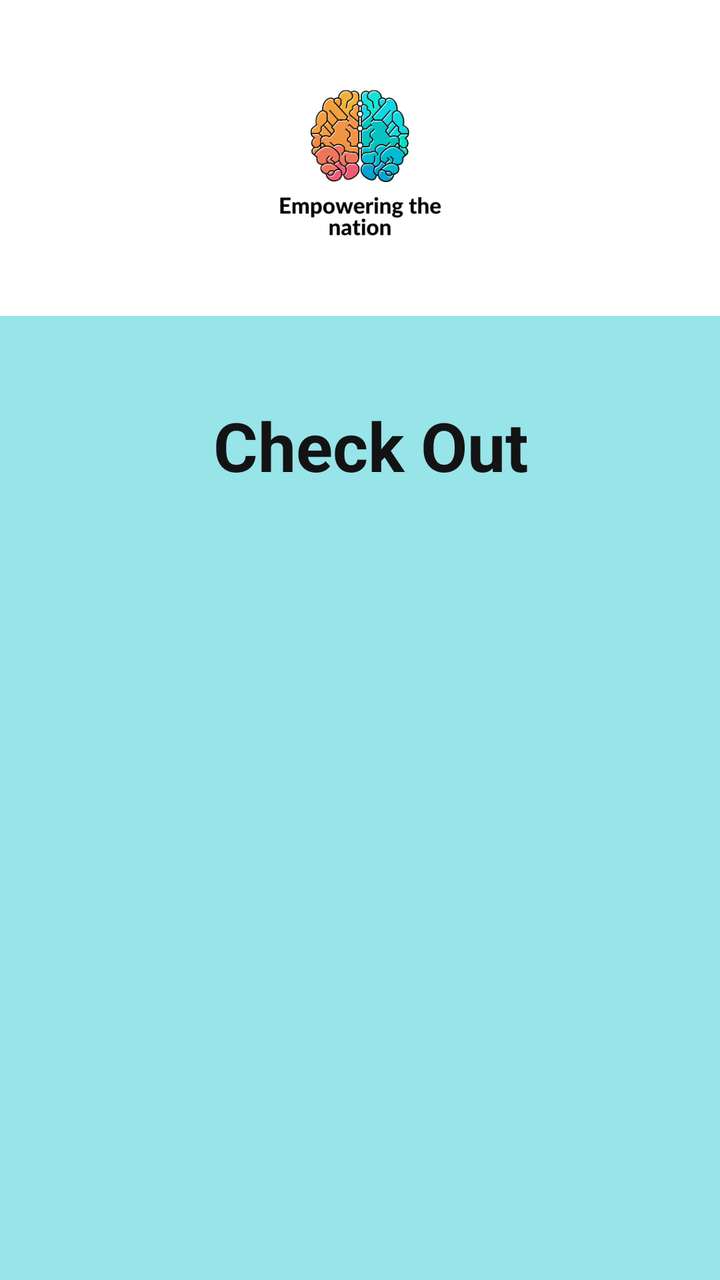
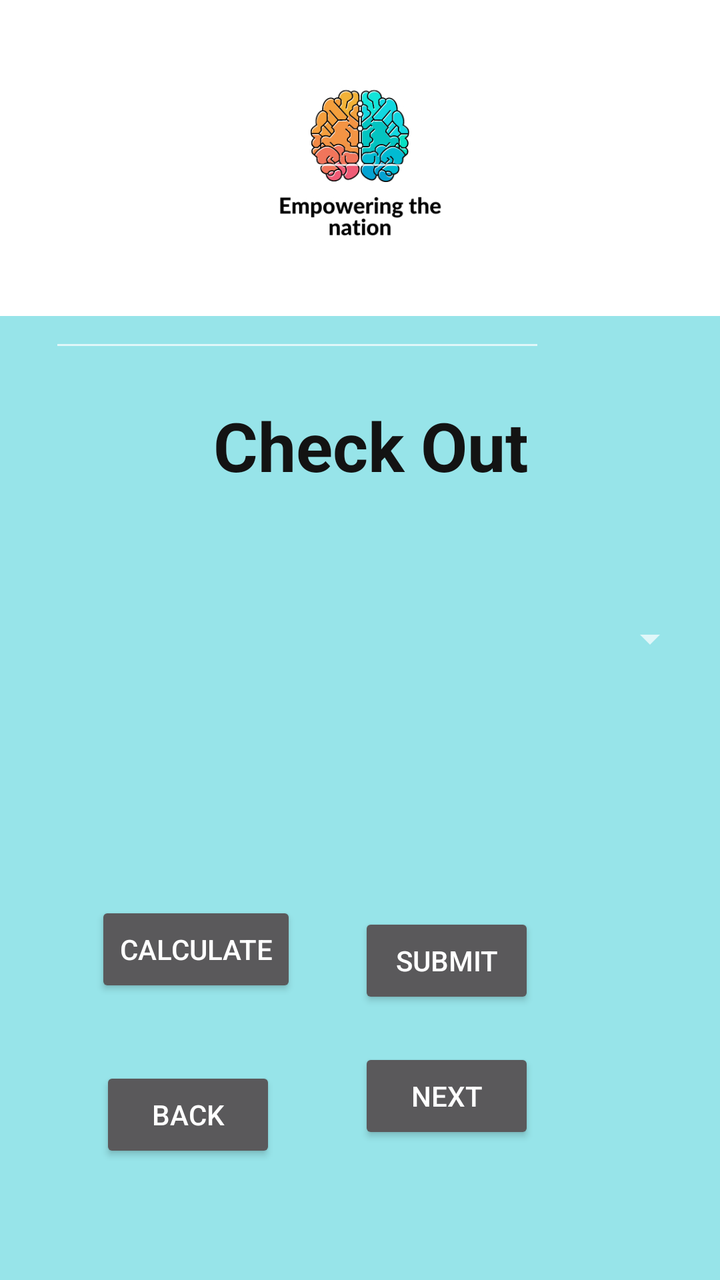

An Android layout rendered at two revisions. The XML below is the earlier revision; the diff shows what the commit changed to produce the second picture.
<!-- AndroidManifest.xml: application theme Theme.AppCompat -->
<!-- res/layout/fragment_checkout.xml -->
<?xml version="1.0" encoding="utf-8"?>
<FrameLayout xmlns:android="http://schemas.android.com/apk/res/android"
    xmlns:app="http://schemas.android.com/apk/res-auto"
    xmlns:tools="http://schemas.android.com/tools"
    android:layout_width="match_parent"
    android:layout_height="match_parent"
    android:background="#97e4e9"
    tools:context=".CheckoutFragment">

    
    <TextView
        android:id="@+id/textView"
        android:layout_width="211dp"
        android:layout_height="78dp"
        android:layout_marginLeft="80dp"
        android:layout_marginTop="200dp"
        android:text="Check Out"
        android:textAlignment="center"
        android:textColor="#131313"
        android:textSize="34sp"
        android:textStyle="bold" />

    <ImageView
        android:id="@+id/imageView2"
        android:layout_width="match_parent"
        android:layout_height="158dp"
        android:background="@color/white"
        android:src="@drawable/thumbnail_img_7280" />


</FrameLayout>
<!-- resources referenced by this layout -->
<resources>
  <color name="white">#FFFFFFFF</color>
  <!-- drawable thumbnail_img_7280: jpg bitmap (drawable, 73812 bytes) -->
</resources>

<!-- the commit's change to res/layout/fragment_checkout.xml (unified diff, before → after) -->
@@ -26,6 +26,110 @@
         android:layout_height="158dp"
         android:background="@color/white"
         android:src="@drawable/thumbnail_img_7280" />
+    <androidx.constraintlayout.widget.ConstraintLayout
+        android:layout_width="match_parent"
+        android:layout_height="match_parent">
+
+
+    <Button
+        android:id="@+id/calculateButton"
+        android:layout_width="wrap_content"
+        android:layout_height="wrap_content"
+        android:text="calculate"
+        app:layout_constraintBottom_toBottomOf="parent"
+        app:layout_constraintEnd_toEndOf="parent"
+        app:layout_constraintHorizontal_bias="0.184"
+        app:layout_constraintStart_toStartOf="parent"
+        app:layout_constraintTop_toTopOf="parent"
+        app:layout_constraintVertical_bias="0.761" />
+
+    <Button
+        android:id="@+id/submitButtton"
+        android:layout_width="wrap_content"
+        android:layout_height="wrap_content"
+        android:text="submit"
+        app:layout_constraintBottom_toBottomOf="parent"
+        app:layout_constraintEnd_toEndOf="parent"
+        app:layout_constraintHorizontal_bias="0.659"
+        app:layout_constraintStart_toStartOf="parent"
+        app:layout_constraintTop_toTopOf="parent"
+        app:layout_constraintVertical_bias="0.771" />
+
+    <Button
+        android:id="@+id/backButton"
+        android:layout_width="wrap_content"
+        android:layout_height="wrap_content"
+        android:text="back"
+        app:layout_constraintBottom_toBottomOf="parent"
+        app:layout_constraintEnd_toEndOf="parent"
+        app:layout_constraintHorizontal_bias="0.184"
+        app:layout_constraintStart_toStartOf="parent"
+        app:layout_constraintTop_toTopOf="parent"
+        app:layout_constraintVertical_bias="0.901" />
+
+    <Button
+        android:id="@+id/nextButton"
+        android:layout_width="wrap_content"
+        android:layout_height="wrap_content"
+        android:text="next"
+        app:layout_constraintBottom_toBottomOf="parent"
+        app:layout_constraintEnd_toEndOf="parent"
+        app:layout_constraintHorizontal_bias="0.659"
+        app:layout_constraintStart_toStartOf="parent"
+        app:layout_constraintTop_toTopOf="parent"
+        app:layout_constraintVertical_bias="0.885" />
+
+    <EditText
+        android:id="@+id/editTextName"
+        android:layout_width="265dp"
+        android:layout_height="65dp"
+        android:ems="10"
+        android:inputType="text"
+        android:text="Name"
+        app:layout_constraintBottom_toBottomOf="parent"
+        app:layout_constraintEnd_toEndOf="parent"
+        app:layout_constraintHorizontal_bias="0.246"
+        app:layout_constraintStart_toStartOf="parent"
+        app:layout_constraintTop_toTopOf="parent"
+        app:layout_constraintVertical_bias="0.045" />
+
+    <EditText
+        android:id="@+id/editTextSurname"
+        android:layout_width="248dp"
+        android:layout_height="70dp"
+        android:ems="10"
+        android:inputType="text"
+        android:text="Surname"
+        app:layout_constraintBottom_toBottomOf="parent"
+        app:layout_constraintEnd_toEndOf="parent"
+        app:layout_constraintHorizontal_bias="0.22"
+        app:layout_constraintStart_toStartOf="parent"
+        app:layout_constraintTop_toTopOf="parent"
+        app:layout_constraintVertical_bias="0.195" />
+
+    <TextView
+        android:id="@+id/totalFeeTextView"
+        android:layout_width="166dp"
+        android:layout_height="64dp"
+        app:layout_constraintBottom_toBottomOf="parent"
+        app:layout_constraintEnd_toEndOf="parent"
+        app:layout_constraintHorizontal_bias="0.497"
+        app:layout_constraintStart_toStartOf="parent"
+        app:layout_constraintTop_toTopOf="parent"
+        app:layout_constraintVertical_bias="0.361" />
+
+    <Spinner
+        android:id="@+id/spinnerLevel"
+        android:layout_width="338dp"
+        android:layout_height="95dp"
+        app:layout_constraintBottom_toBottomOf="parent"
+        app:layout_constraintEnd_toEndOf="parent"
+        app:layout_constraintStart_toStartOf="parent"
+        app:layout_constraintTop_toTopOf="parent"
+        app:layout_constraintVertical_bias="0.499" />
+
+    </androidx.constraintlayout.widget.ConstraintLayout>
+
 
 
 </FrameLayout>
